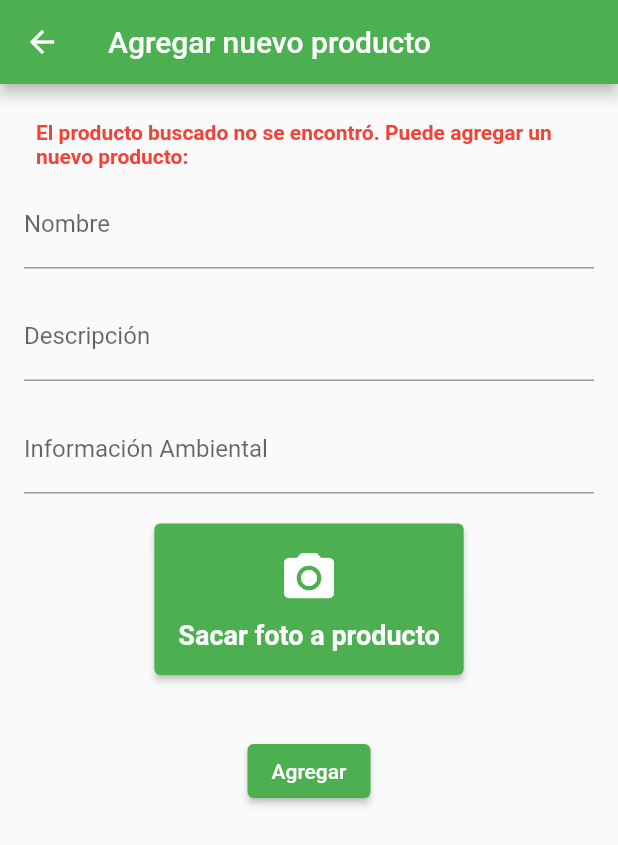
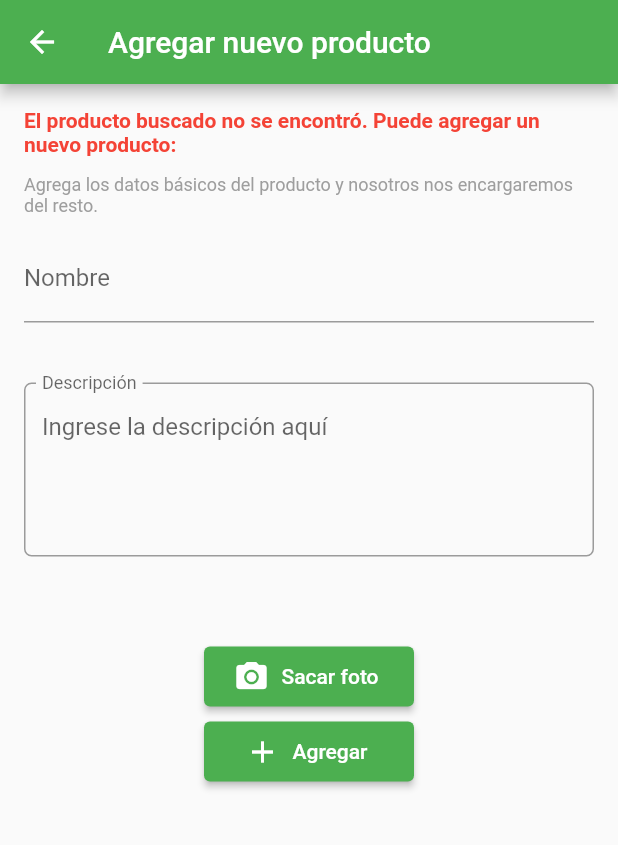
Before and after one commit to FrancaBruzzone/Obl_IHC_PruebasConFlutter, a Flutter app: the AddProductPage screen opened directly with empty values, on a phone screen of 412 x 824 dp. Shown: the top 845 px of the screen. Run offline on Flutter 3.47's test engine with Material 2 defaults, Android fonts, the phone set to English and light mode, and no system bars; our stand-ins replace firebase_auth, firebase_core, flutter_image_compress, google_sign_in, image_picker, shared_preferences; missing offline and left inert: flutter_barcode_scanner, flutter_facebook_auth; accounts and stored records are empty.

Commit message:
Mejoras en detalle de producto y agregado de producto

```diff
--- a/lib/entities/Product.dart
+++ b/lib/entities/Product.dart
@@ -2,13 +2,13 @@ import 'dart:io';
 
 class Product {
   final String name;
-  final String? code;
-  final String? description;
-  final String? imageUrl;
-  final String? environmentalInfo;
-  final String? category;
-  final String? environmentalCategory;
-  final File? imageFile;
+  String? code;
+  String? description;
+  String? imageUrl;
+  String? environmentalInfo;
+  String? category;
+  String? environmentalCategory;
+  File? imageFile;
 
   Product({
     required this.name,
--- a/lib/views/addproduct_page.dart
+++ b/lib/views/addproduct_page.dart
@@ -4,7 +4,9 @@ import 'package:http/http.dart' as http;
 import 'package:flutter/material.dart';
 import 'package:image_picker/image_picker.dart';
 import 'package:obl_ihc_pruebasconflutter/entities/Product.dart';
-import 'package:obl_ihc_pruebasconflutter/views/barcodeproductdetail_page.dart';
+import 'package:obl_ihc_pruebasconflutter/utils.dart';
+import 'package:obl_ihc_pruebasconflutter/views/loading.dart';
+import 'package:obl_ihc_pruebasconflutter/views/productdetail_page.dart';
 import 'package:flutter_image_compress/flutter_image_compress.dart';
 
 class AddProductPage extends StatefulWidget {
@@ -12,48 +14,62 @@ class AddProductPage extends StatefulWidget {
   AddProductPage({ required this.productCode });
 
   @override
-  _AddProductPageState createState() => _AddProductPageState(productCode);
+  _AddProductPageState createState() => _AddProductPageState(productCode, null);
 }
 
 class _AddProductPageState extends State<AddProductPage> {
   final String productCode;
   late TextEditingController nameController;
   late TextEditingController descriptionController;
-  late TextEditingController environmentalInfoController;
   late XFile? pic;
+  late File? imageFile;
   bool productNotFound = true;
 
-  _AddProductPageState(this.productCode);
+  _AddProductPageState(this.productCode, this.imageFile);
 
   @override
   void initState() {
     super.initState();
     nameController = TextEditingController();
     descriptionController = TextEditingController();
-    environmentalInfoController = TextEditingController();
   }
 
   @override
   void dispose() {
     nameController.dispose();
     descriptionController.dispose();
-    environmentalInfoController.dispose();
     super.dispose();
   }
 
   void _saveProduct() async {
-    Product p = getProductInfo();
+    showDialog(
+      context: context,
+      builder: (context) {
+        return Dialog(
+          child: Container(
+            width: 80,
+            height: 80,
+            color: Colors.white.withOpacity(0.1),
+            child: LoadingIndicator(),
+          ),
+        );
+      },
+    );
+
+    Product p = await getProductInfo();
 
     if (pic != null) {
       await savePictureInCloud(pic);
       await saveProductInCloud(p);
 
+      Navigator.pop(context);
       Navigator.of(context).push(
         MaterialPageRoute(
-          builder: (context) => BarcodeProductDetailPage(
+          builder: (context) => ProductDetailPage(
             product: p,
             recommendedProducts: [],
-            ask:false
+            ask: true,
+            withBarcode: true,
           ),
         ),
       );
@@ -129,15 +145,44 @@ class _AddProductPageState extends State<AddProductPage> {
     }
   }
 
-  Product getProductInfo() {
-    return Product(
+  Future<Product> getProductInfo() async {
+    Product p = Product(
         name: nameController.text,
         description: descriptionController.text,
-      environmentalInfo: environmentalInfoController.text,
+        environmentalInfo: '',
         imageUrl: 'https://ihc.gil.com.uy/images/${productCode}.jpg',
         category: '',
         environmentalCategory: ''
     );
+
+    await getProductDetail(p);
+
+    return p;
+  }
+
+  Future<void> getProductDetail(Product p) async {
+    String filter = p.name;
+    filter = Utils.removeDiacritics(filter);
+    filter = filter.toUpperCase();
+
+    try {
+      Map<String, String> headers = { 'Authorization': 'ihc', };
+      http.Response response = await http.get(Uri.parse('https://ihc.gil.com.uy/api/querys/detail?filter=${filter}'),
+          headers: headers
+      );
+
+      var data = json.decode(response.body);
+
+      if (data != null) {
+        var description = data["description"] as String;
+        p.description = '${p.description}. $description';
+        p.environmentalInfo = data["environmentalInfo"] as String;
+        p.category = data["category"] as String;
+        p.environmentalCategory = data["environmentalCategory"] as String;
+      }
+    } catch (e) {
+      print(e);
+    }
   }
 
   Future<File> changeFileNameOnly(File file, String newFileName) {
@@ -159,6 +204,7 @@ class _AddProductPageState extends State<AddProductPage> {
     if (picture != null) {
        setState(() {
         pic = picture;
+        imageFile = File(picture.path);
       });
     }
   }
@@ -176,70 +222,93 @@ class _AddProductPageState extends State<AddProductPage> {
           crossAxisAlignment: CrossAxisAlignment.start,
           children: <Widget>[
             if (productNotFound)
-              Padding(
-                padding: EdgeInsets.all(8.0),
-                child: Text('El producto buscado no se encontró. Puede agregar un nuevo producto: ${productCode}',
+            Text('El producto buscado no se encontró. Puede agregar un nuevo producto: ${productCode}',
               style: TextStyle(
                 color: Colors.red,
                 fontWeight: FontWeight.bold,
               ),
             ),
+            SizedBox(height: 12),
+            Text('Agrega los datos básicos del producto y nosotros nos encargaremos del resto.',
+              style: TextStyle(
+                fontSize: 12,
+                color: Colors.grey
               ),
+            ),
+            SizedBox(height: 12),
             TextFormField(
               controller: nameController,
               decoration: InputDecoration(labelText: 'Nombre'),
             ),
-            SizedBox(height: 16.0),
-            TextFormField(
+            SizedBox(height: 40),
+            TextField(
               controller: descriptionController,
-              decoration: InputDecoration(labelText: 'Descripción'),
+              maxLines: 4,
+              keyboardType: TextInputType.multiline,
+              decoration: InputDecoration(
+                labelText: 'Descripción',
+                hintText: 'Ingrese la descripción aquí',
+                border: OutlineInputBorder(
+                  borderRadius: BorderRadius.circular(5.0),
                 ),
-            SizedBox(height: 16.0),
-            TextFormField(
-              controller: environmentalInfoController,
-              decoration: InputDecoration(labelText: 'Información Ambiental'),
+                floatingLabelBehavior: FloatingLabelBehavior.always,
               ),
-            SizedBox(height: 20),
+            ),
+            SizedBox(height: 30),
+            FutureBuilder(
+              future: Future.value(imageFile),
+              builder: (context, snapshot) {
+                if (snapshot.hasData && imageFile != null) {
+                  return Center(
+                    child: Image.file(
+                      imageFile!,
+                      width: 120,
+                    ),
+                  );
+                }
+                return Container();
+              }
+            ),
+            SizedBox(height: 30),
             Center(
-              child: ElevatedButton(
+              child: SizedBox(
+                width: 140,
+                height: 40,
+                child:
+                ElevatedButton.icon(
+                  style: ButtonStyle(
+                    backgroundColor: MaterialStateProperty.all<Color>(Colors.green),
+                  ),
                   onPressed: () {
                     _takePicture(context);
                   },
-                style: ButtonStyle(
-                  backgroundColor:
-                      MaterialStateProperty.all<Color>(Colors.green),
-                  padding: MaterialStateProperty.all<EdgeInsetsGeometry>(
-                    EdgeInsets.all(16.0),
-                  ),
-                ),
-                child: Column(
-                  children: [
-                    Icon(
+                  icon: Icon(
                     Icons.camera_alt,
-                      size: 40,
                     color: Colors.white,
                   ),
-                    SizedBox(height: 8),
-                    Text('Sacar foto a producto',
-                      style: TextStyle(
-                        fontSize: 18,
-                        fontWeight: FontWeight.bold,
-                      ),
-                    ),
-                  ],
+                  label: Text('Sacar foto'),
                 ),
               ),
             ),
-            SizedBox(height: 40),
+            SizedBox(height: 10),
             Center(
-              child: ElevatedButton(
+              child: SizedBox(
+                width: 140,
+                height: 40,
+                child:
+                ElevatedButton.icon(
                   style: ButtonStyle(
-                  backgroundColor:
-                      MaterialStateProperty.all<Color>(Colors.green),
+                    backgroundColor: MaterialStateProperty.all<Color>(Colors.green),
                   ),
                   onPressed: _saveProduct,
-                child: Text('Agregar',
+                  icon: Icon(
+                    Icons.add,
+                    color: Colors.white,
+                  ),
+                  label: Text(
+                    'Agregar',
                     style: TextStyle(color: Colors.white),
+                  ),
                 ),
               ),
             ),
```
Also changed, not shown: lib/views/cameraproductdetail_page.dart (deleted, +0 -161 lines), lib/views/productdetail_page.dart (renamed from lib/views/barcodeproductdetail_page.dart, +18 -12 lines), lib/views/recommendedproducts_section.dart (+4 -3 lines), lib/views/searchproduct_page.dart (+31 -5 lines). Lines whose indentation alone changed are shown as unchanged.
